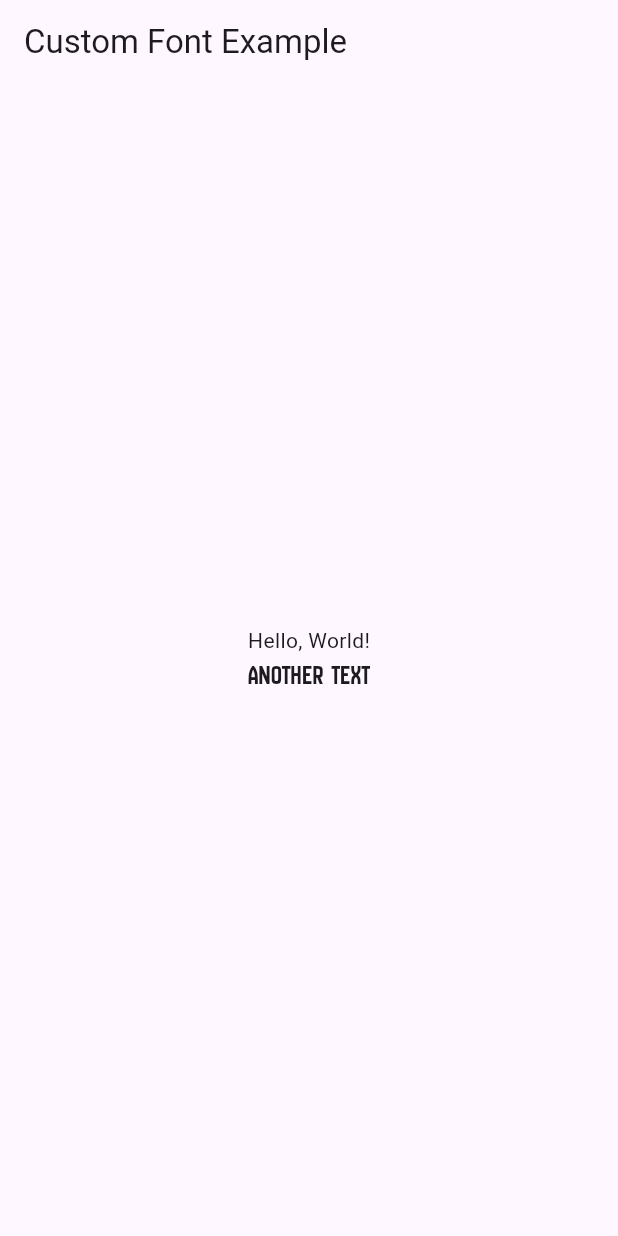
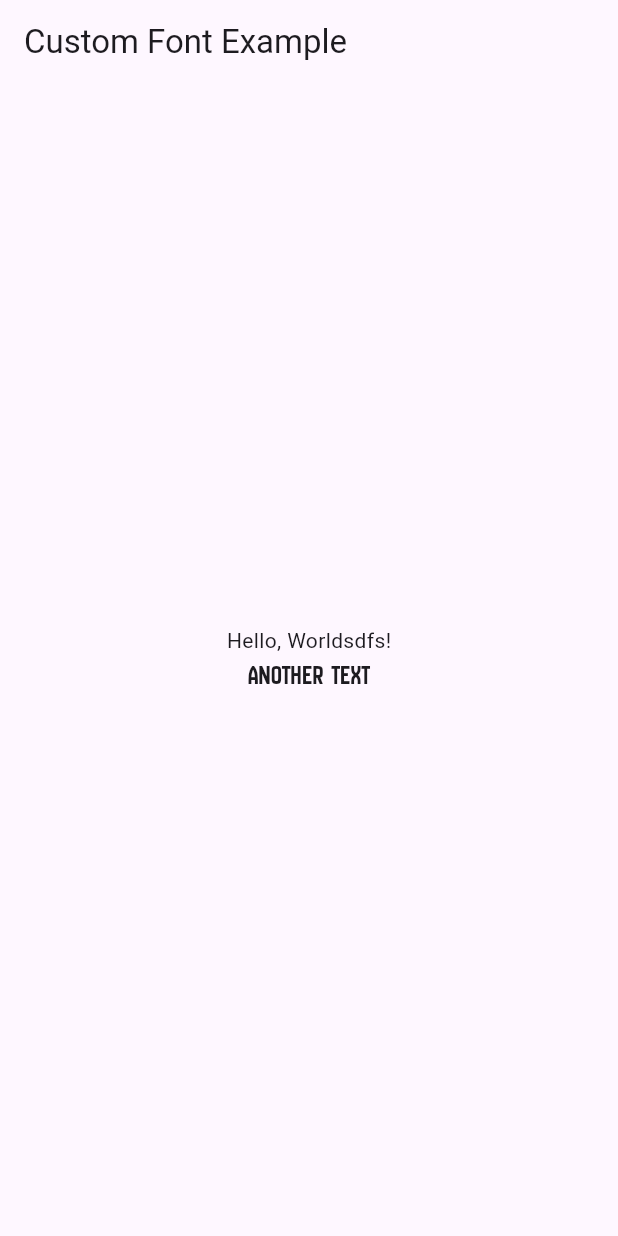
Before and after one commit to Sutharpraveen/second, a Flutter app: the screen it shows after launch, on a phone screen of 412 x 824 dp. Run offline on Flutter 3.47's test engine with Material 3 defaults, Android fonts, the phone set to English and light mode, and no system bars.

Commit message:
asd
asda

```diff
--- a/lib/main.dart
+++ b/lib/main.dart
@@ -27,7 +27,7 @@ class MyHomePage extends StatelessWidget {
           mainAxisAlignment: MainAxisAlignment.center,
           children: <Widget>[
             Text(
-              'Hello, World!',
+              'Hello, Worldsdfs!',
             ),
             Text(
               'Another Text',
```
